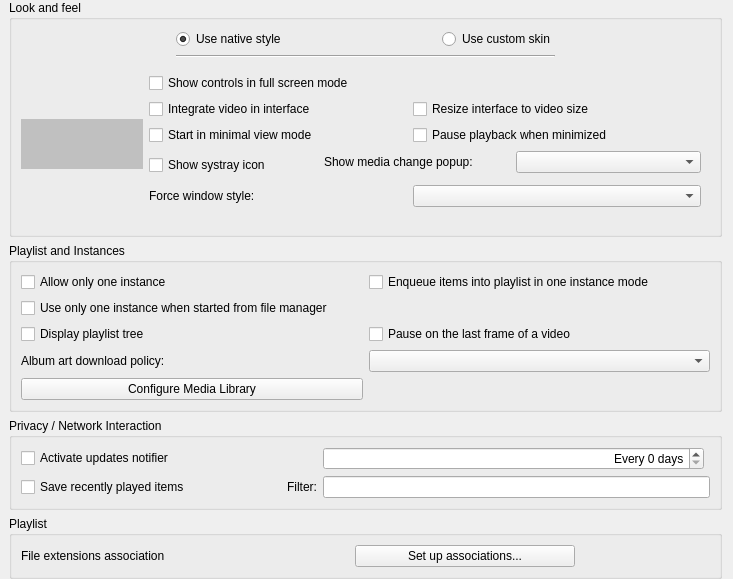
Before: the Qt Designer form modules/gui/qt4/ui/sprefs_interface.ui in andronmobi/vlc-parrot-asteroid, drawn with Qt 5.
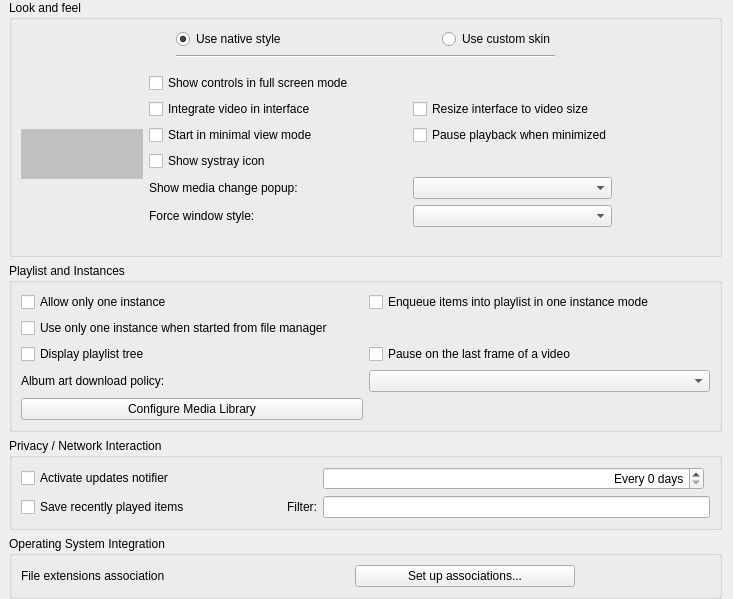
After: the same form once the commit is applied. Custom widgets are drawn as their Qt base class.

Commit message: Qt: fix simple preferences alignment

```diff
--- a/modules/gui/qt4/ui/sprefs_interface.ui
+++ b/modules/gui/qt4/ui/sprefs_interface.ui
@@ -8,7 +8,7 @@
     <x>0</x>
     <y>0</y>
     <width>733</width>
-    <height>544</height>
+    <height>548</height>
    </rect>
   </property>
   <property name="sizePolicy">
@@ -257,10 +257,23 @@
              <property name="topMargin">
               <number>0</number>
              </property>
-             <item row="3" column="0">
-              <widget class="QCheckBox" name="minimalviewBox">
+             <item row="1" column="2" colspan="2">
+              <widget class="QCheckBox" name="resizingBox">
                <property name="text">
-                <string>Start in minimal view mode</string>
+                <string>Resize interface to video size</string>
+               </property>
+              </widget>
+             </item>
+             <item row="5" column="2" colspan="2">
+              <widget class="QComboBox" name="notificationCombo"/>
+             </item>
+             <item row="9" column="2" colspan="2">
+              <widget class="QComboBox" name="stylesCombo"/>
+             </item>
+             <item row="0" column="0" colspan="5">
+              <widget class="QCheckBox" name="fsController">
+               <property name="text">
+                <string>Show controls in full screen mode</string>
                </property>
               </widget>
              </item>
@@ -271,21 +284,24 @@
                </property>
               </widget>
              </item>
-             <item row="0" column="0" colspan="3">
-              <widget class="QCheckBox" name="fsController">
+             <item row="5" column="0">
+              <widget class="QLabel" name="notificationComboLabel">
                <property name="text">
-                <string>Show controls in full screen mode</string>
+                <string>Show media change popup:</string>
                </property>
+               <property name="buddy">
+                <cstring>notificationCombo</cstring>
+               </property>
               </widget>
              </item>
-             <item row="5" column="0" rowspan="2">
-              <widget class="QCheckBox" name="systrayBox">
+             <item row="3" column="0">
+              <widget class="QCheckBox" name="minimalviewBox">
                <property name="text">
-                <string>Show systray icon</string>
+                <string>Start in minimal view mode</string>
                </property>
               </widget>
              </item>
-             <item row="8" column="0">
+             <item row="9" column="0">
               <widget class="QLabel" name="stylesLabel">
                <property name="sizePolicy">
                 <sizepolicy hsizetype="Maximum" vsizetype="Preferred">
@@ -301,13 +317,6 @@
                </property>
               </widget>
              </item>
-             <item row="1" column="2" colspan="2">
-              <widget class="QCheckBox" name="resizingBox">
-               <property name="text">
-                <string>Resize interface to video size</string>
-               </property>
-              </widget>
-             </item>
              <item row="1" column="0">
               <widget class="QCheckBox" name="embedVideo">
                <property name="text">
@@ -315,20 +324,7 @@
                </property>
               </widget>
              </item>
-             <item row="3" column="4">
-              <spacer name="horizontalSpacer_7">
-               <property name="orientation">
-                <enum>Qt::Horizontal</enum>
-               </property>
-               <property name="sizeHint" stdset="0">
-                <size>
-                 <width>40</width>
-                 <height>20</height>
-                </size>
-               </property>
-              </spacer>
-             </item>
-             <item row="3" column="1">
+             <item row="1" column="1">
               <spacer name="horizontalSpacer_3">
                <property name="orientation">
                 <enum>Qt::Horizontal</enum>
@@ -341,19 +337,26 @@
                </property>
               </spacer>
              </item>
-             <item row="8" column="2" colspan="3">
-              <widget class="QComboBox" name="stylesCombo"/>
+             <item row="1" column="4">
+              <spacer name="horizontalSpacer_7">
+               <property name="orientation">
+                <enum>Qt::Horizontal</enum>
+               </property>
+               <property name="sizeHint" stdset="0">
+                <size>
+                 <width>20</width>
+                 <height>20</height>
+                </size>
+               </property>
+              </spacer>
              </item>
-             <item row="5" column="1" colspan="2">
-              <widget class="QLabel" name="notificationComboLabel">
+             <item row="4" column="0" colspan="2">
+              <widget class="QCheckBox" name="systrayBox">
                <property name="text">
-                <string>Show media change popup:</string>
+                <string>Show systray icon</string>
                </property>
               </widget>
              </item>
-             <item row="5" column="3" colspan="2">
-              <widget class="QComboBox" name="notificationCombo"/>
-             </item>
             </layout>
            </widget>
           </item>
@@ -485,9 +488,9 @@
     </widget>
    </item>
    <item row="3" column="0" colspan="2">
-    <widget class="QGroupBox" name="playlistGroupBox">
+    <widget class="QGroupBox" name="osGroupBox">
      <property name="title">
-      <string>Playlist</string>
+      <string>Operating System Integration</string>
      </property>
      <layout class="QGridLayout" name="gridLayout_4">
       <item row="2" column="0">
```
Left out of the diff: 10 changed lines with no effect on the pictures. The commit also changes 1 other file.
